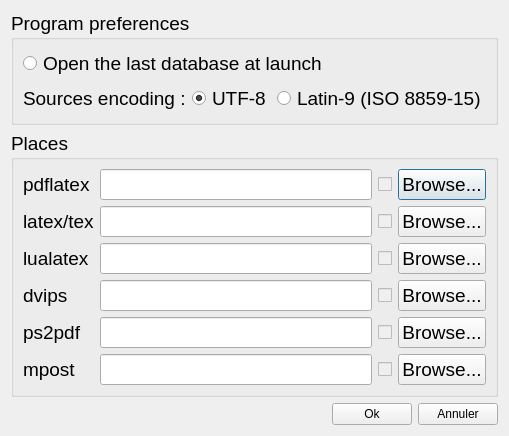
Qt form ui/generalsettingsdialog.ui (Skade86/texomaker) before a commit.
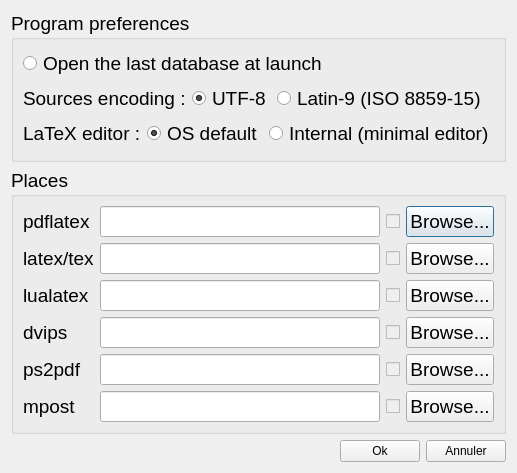
The same form after that commit.

```diff
--- a/ui/generalsettingsdialog.ui
+++ b/ui/generalsettingsdialog.ui
@@ -6,8 +6,8 @@
    <rect>
     <x>0</x>
     <y>0</y>
-    <width>431</width>
-    <height>428</height>
+    <width>440</width>
+    <height>473</height>
    </rect>
   </property>
   <property name="windowTitle">
@@ -15,7 +15,7 @@
   </property>
   <layout class="QVBoxLayout" name="verticalLayout_2">
    <item>
-    <widget class="QGroupBox" name="groupBox_4">
+    <widget class="QGroupBox" name="programGroupBox">
      <property name="font">
       <font>
        <pointsize>14</pointsize>
@@ -80,6 +80,9 @@
           <property name="checked">
            <bool>true</bool>
           </property>
+          <property name="autoExclusive">
+           <bool>false</bool>
+          </property>
          </widget>
         </item>
         <item>
@@ -87,6 +90,9 @@
           <property name="text">
            <string>Latin-9 (ISO 8859-15)</string>
           </property>
+          <property name="autoExclusive">
+           <bool>false</bool>
+          </property>
          </widget>
         </item>
         <item>
@@ -104,6 +110,40 @@
         </item>
        </layout>
       </item>
+      <item>
+       <layout class="QHBoxLayout" name="horizontalLayout_3">
+        <item>
+         <widget class="QLabel" name="label_2">
+          <property name="text">
+           <string>LaTeX editor :</string>
+          </property>
+         </widget>
+        </item>
+        <item>
+         <widget class="QRadioButton" name="editorDefaultRadio">
+          <property name="text">
+           <string>OS default</string>
+          </property>
+          <property name="checked">
+           <bool>true</bool>
+          </property>
+          <property name="autoExclusive">
+           <bool>false</bool>
+          </property>
+         </widget>
+        </item>
+        <item>
+         <widget class="QRadioButton" name="editorInternalRadio">
+          <property name="text">
+           <string>Internal (minimal editor)</string>
+          </property>
+          <property name="autoExclusive">
+           <bool>false</bool>
+          </property>
+         </widget>
+        </item>
+       </layout>
+      </item>
      </layout>
     </widget>
    </item>
```
